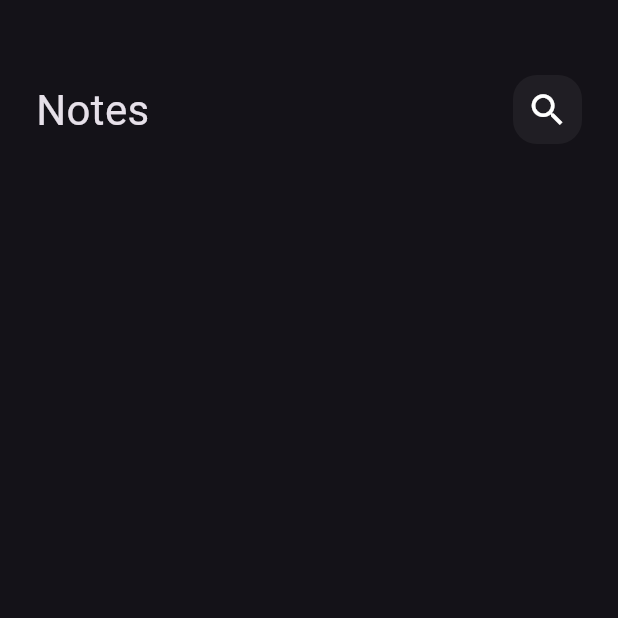
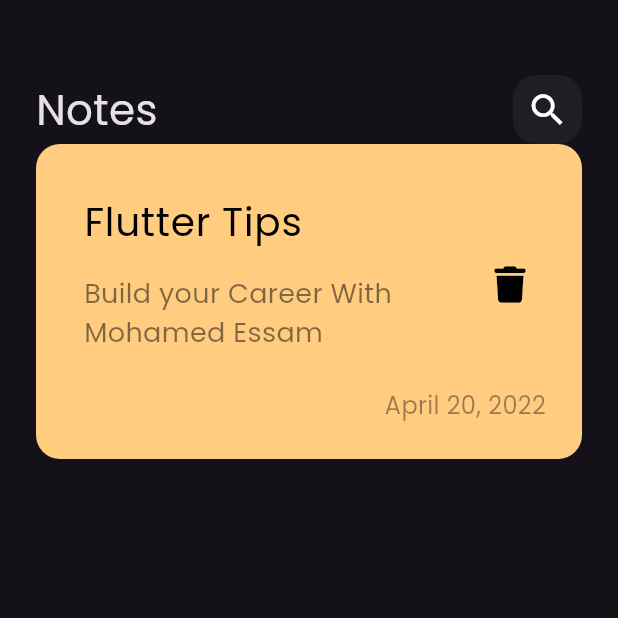
Before and after one commit to MohamedEssam9009/Noteter, a Flutter app: the screen it shows after launch, on a phone screen of 412 x 824 dp, the top half of it. Run offline on Flutter 3.47's test engine with Material 3 defaults, Android fonts, the phone set to English and light mode, and no system bars; our stand-ins replace font_awesome_flutter.

Commit message:
create custom note item

```diff
--- a/lib/main.dart
+++ b/lib/main.dart
@@ -13,7 +13,7 @@ class NotesApp extends StatelessWidget {
     return MaterialApp(
       debugShowCheckedModeBanner: false,
       title: 'Notes App',
-      theme: ThemeData(brightness: Brightness.dark),
+      theme: ThemeData(brightness: Brightness.dark, fontFamily: 'Poppins'),
       home: const NotesView(),
     );
   }
--- /dev/null
+++ b/lib/views/widgets/custom_note_item.dart
@@ -0,0 +1,59 @@
+import 'package:flutter/material.dart';
+import 'package:font_awesome_flutter/font_awesome_flutter.dart';
+
+class NoteItem extends StatelessWidget {
+  const NoteItem({super.key});
+
+  @override
+  Widget build(BuildContext context) {
+    return Container(
+      padding: const EdgeInsets.only(top: 24.0, bottom: 24.0, left: 16.0),
+      decoration: BoxDecoration(
+        color: const Color(0xffFFCC80),
+        borderRadius: BorderRadius.circular(16.0),
+      ),
+      child: Column(
+        crossAxisAlignment: CrossAxisAlignment.end,
+        children: [
+          ListTile(
+            title: const Text(
+              'Flutter Tips',
+              style: TextStyle(
+                color: Colors.black,
+                fontSize: 26.0,
+              ),
+            ),
+            subtitle: Padding(
+              padding: const EdgeInsets.only(top: 16.0, bottom: 16.0),
+              child: Text(
+                'Build your Career With Mohamed Essam',
+                style: TextStyle(
+                  color: Colors.black.withOpacity(.5),
+                  fontSize: 18.0,
+                ),
+              ),
+            ),
+            trailing: IconButton(
+              onPressed: () {},
+              icon: const Icon(
+                FontAwesomeIcons.trash,
+                color: Colors.black,
+                size: 24.0,
+              ),
+            ),
+          ),
+          Padding(
+            padding: const EdgeInsets.only(right: 24.0),
+            child: Text(
+              'April 20, 2022',
+              style: TextStyle(
+                color: Colors.black.withOpacity(.4),
+                fontSize: 16.0,
+              ),
+            ),
+          ),
+        ],
+      ),
+    );
+  }
+}
--- a/lib/views/widgets/notes_view_body.dart
+++ b/lib/views/widgets/notes_view_body.dart
@@ -1,6 +1,7 @@
 import 'package:flutter/material.dart';
 
 import 'custom_app_bar.dart';
+import 'custom_note_item.dart';
 
 class NotesViewBody extends StatelessWidget {
   const NotesViewBody({super.key});
@@ -13,6 +14,7 @@ class NotesViewBody extends StatelessWidget {
         children: [
           SizedBox(height: 50.0),
           CustomAppBar(),
+          NoteItem(),
         ],
       ),
     );
```
Also changed, not shown: pubspec.yaml (+7 -16 lines), assets/fonts/Poppins-Regular.ttf (added), pubspec.lock.
